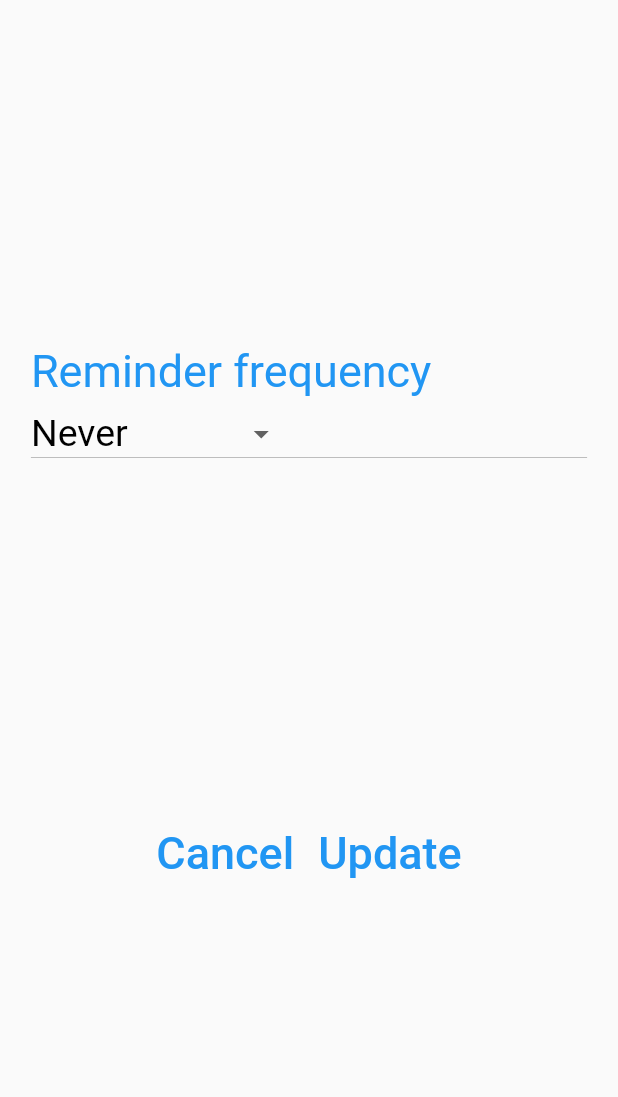
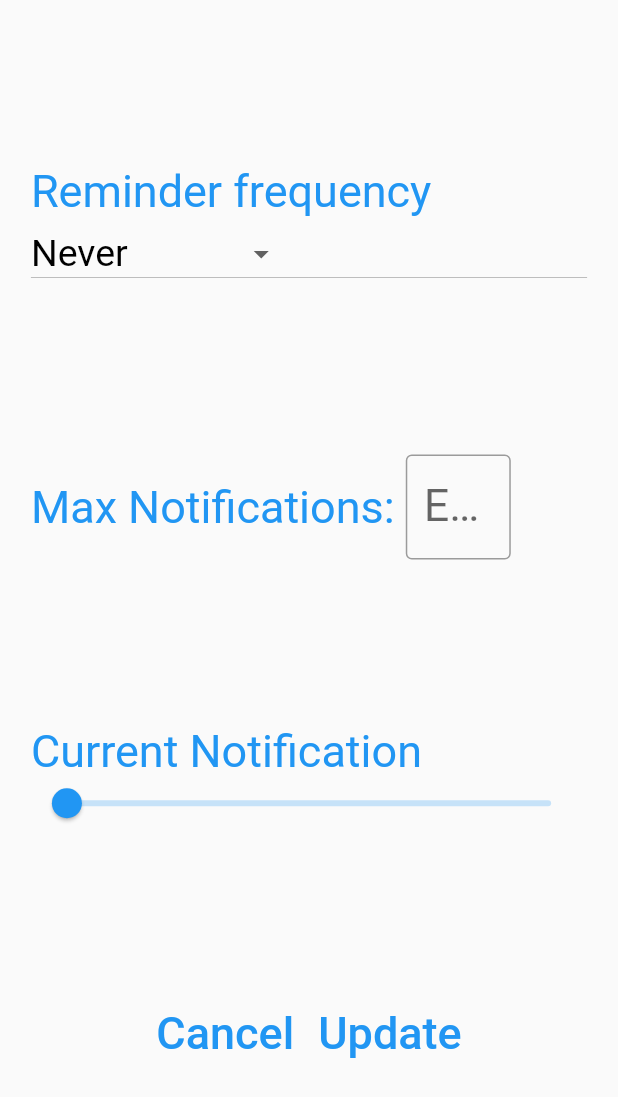
Before and after one commit to ElliotHarding/Rememberer, a Flutter app: the PageMemoryReminders screen opened directly with empty values, on a phone screen of 412 x 824 dp. Shown: the top 1097 px of the screen. Run offline on Flutter 3.47's test engine with Material 2 defaults, Android fonts, the phone set to English and light mode, and no system bars; our stand-ins replace flutter_local_notifications, flutter_native_timezone, hive, rxdart, timezone; accounts and stored records are empty.

Commit message:
wip - progress

```diff
--- a/epilepsy_prevention/lib/page_memoryReminders.dart
+++ b/epilepsy_prevention/lib/page_memoryReminders.dart
@@ -18,6 +18,11 @@ class PageMemoryReminders extends StatefulWidget
 class PageMemoryRemindersState extends State<PageMemoryReminders>
 {
   Memory m_memoryBefore = Memory();
+
+  final m_maxNotificationsController = TextEditingController();
+
+  double m_startIteration = 0;
+  double m_maxNotifications = 0;
 
   Widget build(BuildContext context)
   {
@@ -64,6 +69,36 @@ class PageMemoryRemindersState extends State<PageMemoryReminders>
 
           const Spacer(),
 
+          SizedBox(width: MediaQuery.of(context).size.width * 0.9, height: 70, child: Row(children : [
+            const Text("Max Notifications: ", style: TextStyle(fontSize: 30, color: Colors.blue), textAlign: TextAlign.left),
+            SizedBox(width: 70, height: 70, child:
+              TextField(
+                decoration: const InputDecoration(border: OutlineInputBorder(), hintText: 'Enter wrong answers.'),
+                style: const TextStyle(fontSize: 30, color: Colors.black),
+                controller: m_maxNotificationsController,
+                keyboardType: TextInputType.number
+              )
+            )
+          ])),
+
+          const Spacer(),
+
+          SizedBox(width: MediaQuery.of(context).size.width * 0.9, height: 35, child: const Text("Current Notification", style: TextStyle(fontSize: 30, color: Colors.blue), textAlign: TextAlign.left)),
+
+          SizedBox(width: MediaQuery.of(context).size.width * 0.9, height: 35, child:
+            Slider(
+              value: m_startIteration,
+              min: 0,
+              max: m_maxNotifications,
+              onChanged: (newValue) {
+                setState(() {
+                  m_startIteration = newValue;
+                });
+              },
+          )),
+
+          const Spacer(),
+
           Row(mainAxisAlignment: MainAxisAlignment.center, crossAxisAlignment: CrossAxisAlignment.center, children: <Widget>[
             TextButton(onPressed: () => onCancel(context), child: const Text("Cancel", style: TextStyle(fontSize: 30, color: Colors.blue))),
 
```
